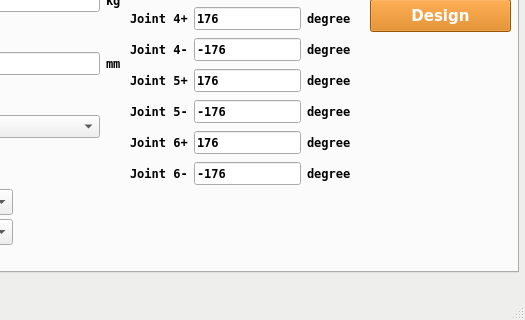
Before: the Qt Designer form interface_control/scripts/main.ui in SamKaiYang/Optimization-of-robotic-arm-design, drawn with Qt 5; both pictures show x 162 to 687 and y 228 to 548 of the 687 by 548 pixel window.
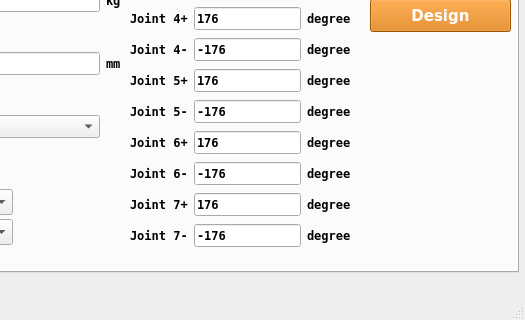
After: the same form once the commit is applied. The open tabs and pages were chosen to show the change. Icons and pictures are not drawn. Custom widgets are drawn as their Qt base class.

Commit message: interface add joint 7

Patch:
```diff
--- a/interface_control/scripts/main.ui
+++ b/interface_control/scripts/main.ui
@@ -427,7 +427,7 @@
         <x>290</x>
         <y>20</y>
         <width>221</width>
-        <height>380</height>
+        <height>444</height>
        </rect>
       </property>
       <layout class="QGridLayout" name="gridLayout_2">
@@ -683,6 +683,48 @@
          </property>
         </widget>
        </item>
+       <item row="12" column="0">
+        <widget class="QLabel" name="label_55">
+         <property name="text">
+          <string>Joint 7+</string>
+         </property>
+        </widget>
+       </item>
+       <item row="13" column="0">
+        <widget class="QLabel" name="label_56">
+         <property name="text">
+          <string>Joint 7-</string>
+         </property>
+        </widget>
+       </item>
+       <item row="12" column="1">
+        <widget class="QLineEdit" name="lineEdit_joint7">
+         <property name="text">
+          <string>176</string>
+         </property>
+        </widget>
+       </item>
+       <item row="13" column="1">
+        <widget class="QLineEdit" name="lineEdit_joint7_">
+         <property name="text">
+          <string>-176</string>
+         </property>
+        </widget>
+       </item>
+       <item row="12" column="2">
+        <widget class="QLabel" name="label_57">
+         <property name="text">
+          <string>degree</string>
+         </property>
+        </widget>
+       </item>
+       <item row="13" column="2">
+        <widget class="QLabel" name="label_58">
+         <property name="text">
+          <string>degree</string>
+         </property>
+        </widget>
+       </item>
       </layout>
      </widget>
      <widget class="QComboBox" name="comboBox_3_length">
```
Left out of the diff: 75 changed lines with no effect on the pictures. The commit also changes 13 other files.
